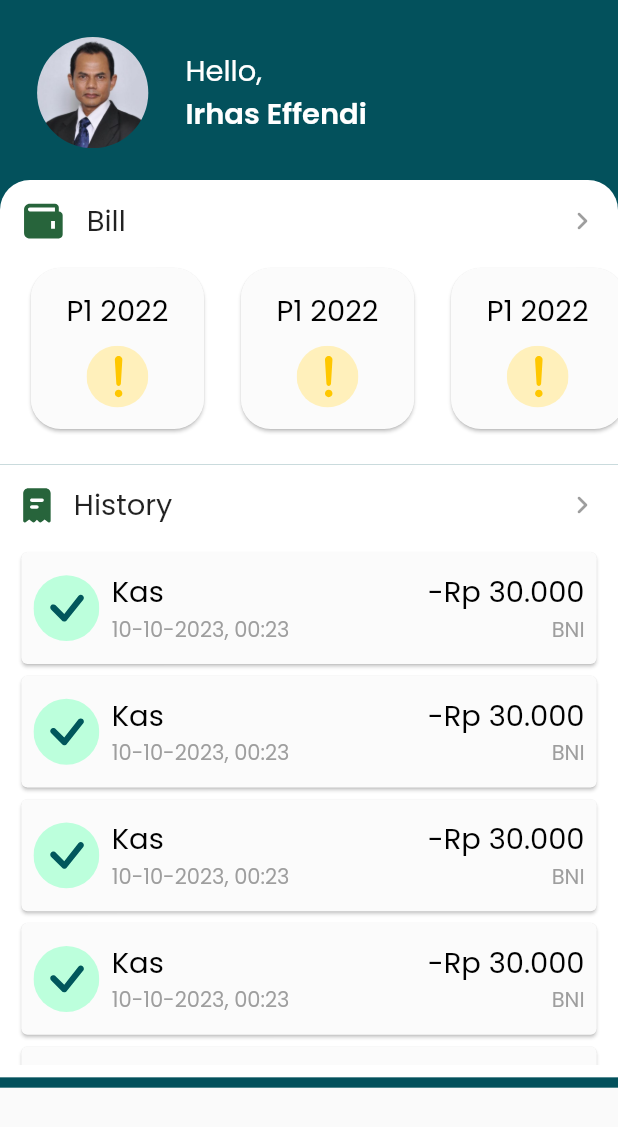
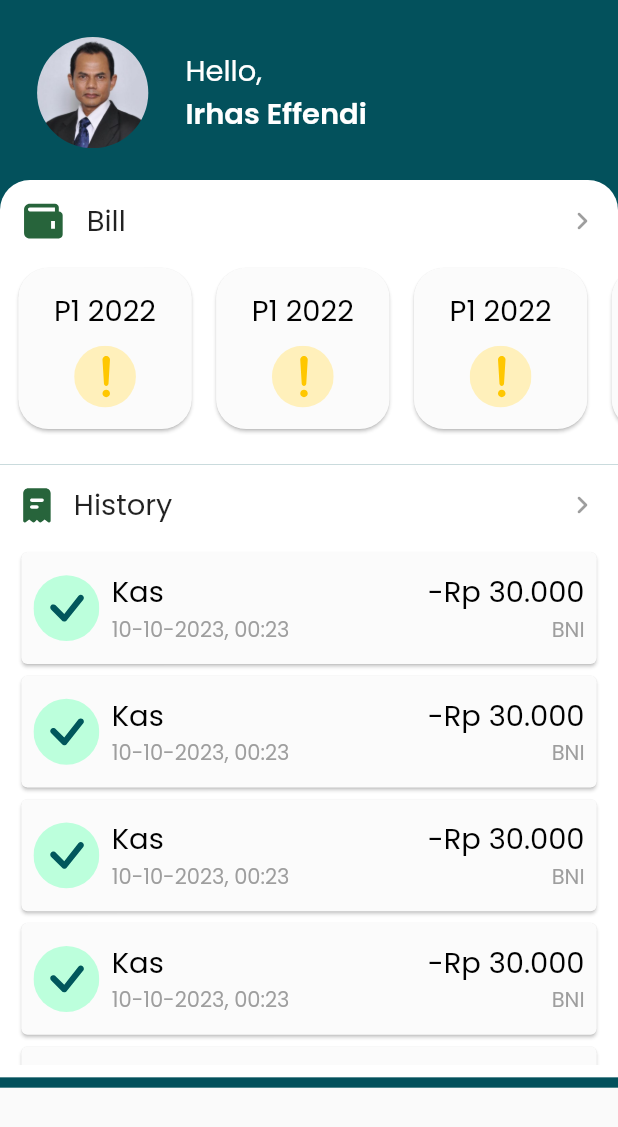
Before and after one commit to YudaSaputraa/itc_administrasi_kas, a Flutter app: the HomePage screen opened directly, on a phone screen of 412 x 824 dp. Shown: the top 1127 px of the screen. Run offline on Flutter 3.47's test engine with Material 2 defaults, Android fonts, the phone set to English and light mode, and no system bars; our stand-ins replace dropdown_button2, flutter_svg, get, google_fonts, responsive_sizer and 2 more; missing offline and left inert: animated_segmented_tab_control, dart:ffi, sliding_switch.

Commit message:
add home page

```diff
--- a/lib/features/mainPage/home_page.dart
+++ b/lib/features/mainPage/home_page.dart
@@ -75,7 +75,7 @@ class _HomePageState extends State<HomePage> {
                             ),
                           ),
                         ],
-                      )
+                      ),
                     ],
                   ),
                 ),
@@ -127,11 +127,11 @@ class _HomePageState extends State<HomePage> {
                                   Row(
                                     children: const [
                                       IconButton(
-                                          onPressed: null,
-                                          icon:
-                                              Icon(Icons.navigate_next_rounded))
+                                        onPressed: null,
+                                        icon: Icon(Icons.navigate_next_rounded),
+                                      )
                                     ],
-                                  )
+                                  ),
                                 ],
                               ),
                               Positioned.fill(
@@ -175,11 +175,11 @@ class _HomePageState extends State<HomePage> {
                                   Row(
                                     children: const [
                                       IconButton(
-                                          onPressed: null,
-                                          icon:
-                                              Icon(Icons.navigate_next_rounded))
+                                        onPressed: null,
+                                        icon: Icon(Icons.navigate_next_rounded),
+                                      ),
                                     ],
-                                  )
+                                  ),
                                 ],
                               ),
                               Container(
@@ -212,7 +212,7 @@ class Bill extends StatelessWidget {
           child: Row(
             children: [
               SizedBox(
-                width: 2.h,
+                width: 1.h,
               ),
               SizedBox(
                 width: 30.w,
@@ -332,7 +332,7 @@ class History extends StatelessWidget {
                               ],
                             )
                           ],
-                        )
+                        ),
                       ],
                     ),
                   ),
```
